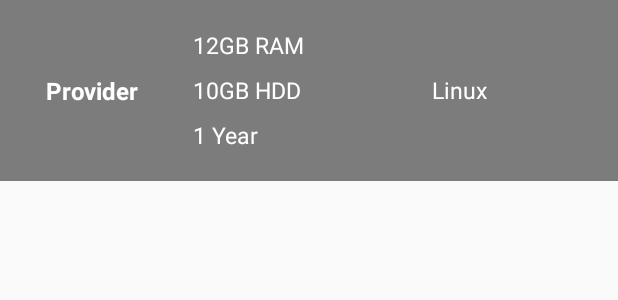
After one commit to rahulz/Cloud-TCO, an Android app: the layout cloudcompare_listitem.xml on its own in the app's theme, with its tools: preview values and no code run, on a phone screen of 412 x 824 dp. The commit adds this screen. Shown: the top 300 px of the screen. Run offline under Robolectric (Android 15) with nearby library versions, the phone set to English and light mode, and no system bars.

Commit message:
last 11-11-15

```diff
--- a/app/src/main/AndroidManifest.xml
+++ b/app/src/main/AndroidManifest.xml
@@ -29,7 +29,7 @@
 
         <activity
             android:name=".activity.SplashActivty"
-            android:label="@string/title_activity_splash_activty" >
+            android:label="@string/app_name" >
             <intent-filter>
                 <action android:name="android.intent.action.MAIN" />
 
@@ -48,6 +48,10 @@
             android:name=".activity.CompareCloudActivity"
             android:label="@string/title_activity_public_cloud" >
         </activity>
+        <activity
+            android:name=".activity.ComplareDisplayActivity"
+            android:label="@string/title_activity_complare_display" >
+        </activity>
     </application>
 
 </manifest>
--- a/app/src/main/java/com/cloudbia/cloudcompare/contentProvider/Plan.java
+++ b/app/src/main/java/com/cloudbia/cloudcompare/contentProvider/Plan.java
@@ -8,6 +8,7 @@ public class Plan {
 	public static final String HDD= "hdd";
 	public static final String PRICE= "price";
 	public static final String OS= "os";
+	public static final String SUBSCRIPTION= "subscription";
 	public static final String SQLITE_TABLE= "data";
 
 	public static final double PLAN_GOOGLE_OS_PRICE_LINUX = 0.06;
--- a/app/src/main/res/layout/activity_publiccloud.xml
+++ b/app/src/main/res/layout/activity_publiccloud.xml
@@ -113,12 +113,15 @@
             android:layout_height="wrap_content">
             <RadioButton
                 android:text="Linux"
+                android:id="@+id/radioLinux"
                 android:textColor="#fff"
+                android:checked="true"
                 android:layout_width="wrap_content"
                 android:layout_height="wrap_content" />
             <RadioButton
                 android:layout_marginLeft="10dp"
                 android:text="Windows"
+                android:id="@+id/radioWindows"
                 android:textColor="#fff"
                 android:layout_width="wrap_content"
                 android:layout_height="wrap_content" />
--- /dev/null
+++ b/app/src/main/res/layout/cloudcompare_listitem.xml
@@ -0,0 +1,69 @@
+<?xml version="1.0" encoding="utf-8"?>
+<LinearLayout xmlns:android="http://schemas.android.com/apk/res/android"
+    android:orientation="horizontal" android:layout_width="match_parent"
+    android:weightSum="1"
+    android:paddingTop="10dp"
+    android:paddingBottom="10dp"
+    android:background="#80000000"
+    android:layout_height="wrap_content">
+
+
+    <TextView
+
+        android:layout_weight="0.30"
+        android:layout_width="0dp"
+        android:gravity="center"
+        android:textColor="#fff"
+        android:textSize="16sp"
+        android:textStyle="bold"
+        android:layout_height="match_parent"
+        android:text="Provider"
+
+        android:id="@+id/cloud_provider" />
+    <LinearLayout
+        android:orientation="vertical"
+        android:layout_weight=".40"
+        android:layout_width="0dp"
+        android:padding="5dp"
+        android:layout_height="wrap_content">
+
+        <TextView
+            android:id="@+id/cloud_ram"
+            android:text="12GB RAM"
+            android:textSize="15sp"
+            android:textColor="#fff"
+            android:gravity="center_vertical"
+            android:layout_width="match_parent"
+            android:layout_height="30dp" />
+        <TextView
+            android:id="@+id/cloud_hdd"
+            android:text="10GB HDD"
+            android:textSize="15sp"
+            android:textColor="#fff"
+            android:gravity="center_vertical"
+            android:layout_width="match_parent"
+            android:layout_height="30dp" />
+        <TextView
+            android:id="@+id/cloud_subscription"
+            android:text="1 Year"
+            android:textSize="15sp"
+            android:textColor="#fff"
+            android:gravity="center_vertical"
+            android:layout_width="match_parent"
+            android:layout_height="30dp" />
+
+
+
+    </LinearLayout>
+    <TextView
+        android:id="@+id/cloud_os"
+        android:layout_weight=".30"
+        android:text="Linux"
+        android:textSize="15sp"
+        android:textColor="#fff"
+        android:layout_gravity="center"
+        android:gravity="center_vertical"
+        android:layout_width="0dp"
+        android:layout_height="30dp" />
+
+</LinearLayout>
--- a/app/src/main/res/values/strings.xml
+++ b/app/src/main/res/values/strings.xml
@@ -17,4 +17,5 @@
     <string name="title_activity_home">HomeActivity</string>
     <string name="title_activity_start">StartActivity</string>
     <string name="title_activity_public_cloud">Public Clouda</string>
+    <string name="title_activity_complare_display">Compare Results</string>
 </resources>
--- a/build.gradle
+++ b/build.gradle
@@ -4,7 +4,8 @@ buildscript {
         jcenter()
     }
     dependencies {
-        classpath 'com.android.tools.build:gradle:1.1.0'
+        classpath 'com.android.tools.build:gradle:1.3.0'
+
     }
 }
 
```
Also changed, not shown: app/build.gradle (+10 -5 lines), app/src/main/java/com/cloudbia/cloudcompare/activity/ComplareDisplayActivity.java (added, +126 -0 lines), app/src/main/java/com/cloudbia/cloudcompare/activity/PublicCloudActivty.java (+220 -108 lines), app/src/main/java/com/cloudbia/cloudcompare/activity/SplashActivty.java (+11 -0 lines), app/src/main/java/com/cloudbia/cloudcompare/adapters/ProviderListAdapter.java (added, +62 -0 lines), app/src/main/java/com/cloudbia/cloudcompare/contentProvider/CustomAuthenticationListener.java (added, +32 -0 lines), app/src/main/java/com/cloudbia/cloudcompare/contentProvider/ResponseListener.java (added, +33 -0 lines), app/src/main/res/layout/activity_complare_display.xml (added, +13 -0 lines), app/src/main/res/menu/menu_complare_display.xml (added, +7 -0 lines), 3 other files.
